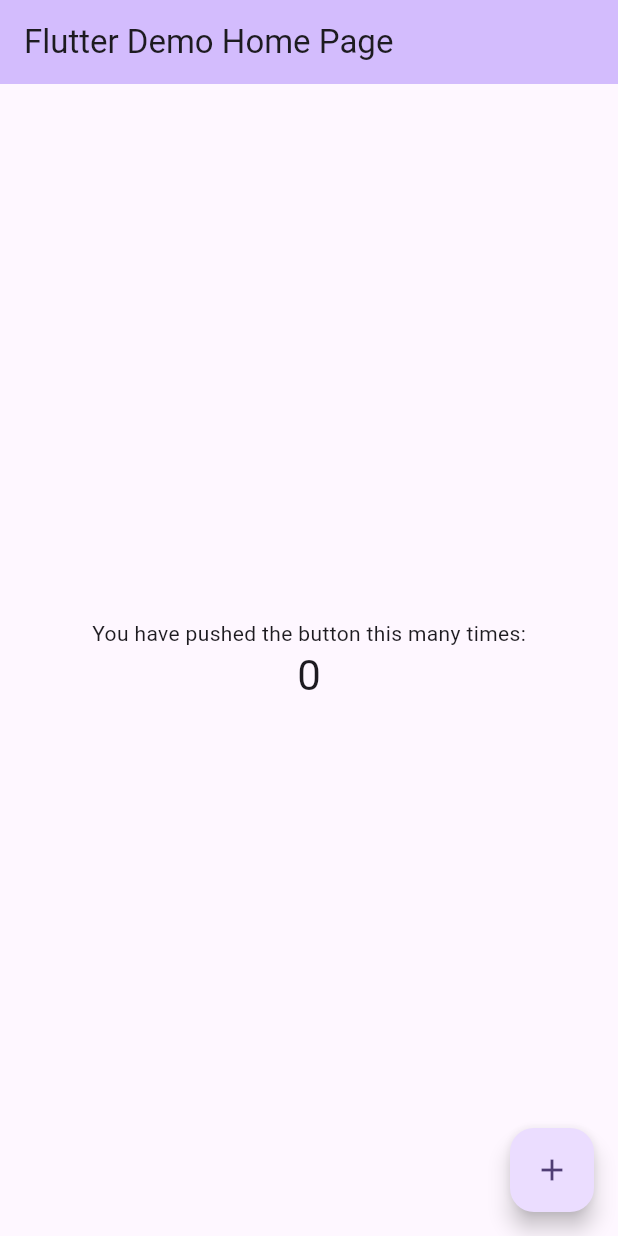
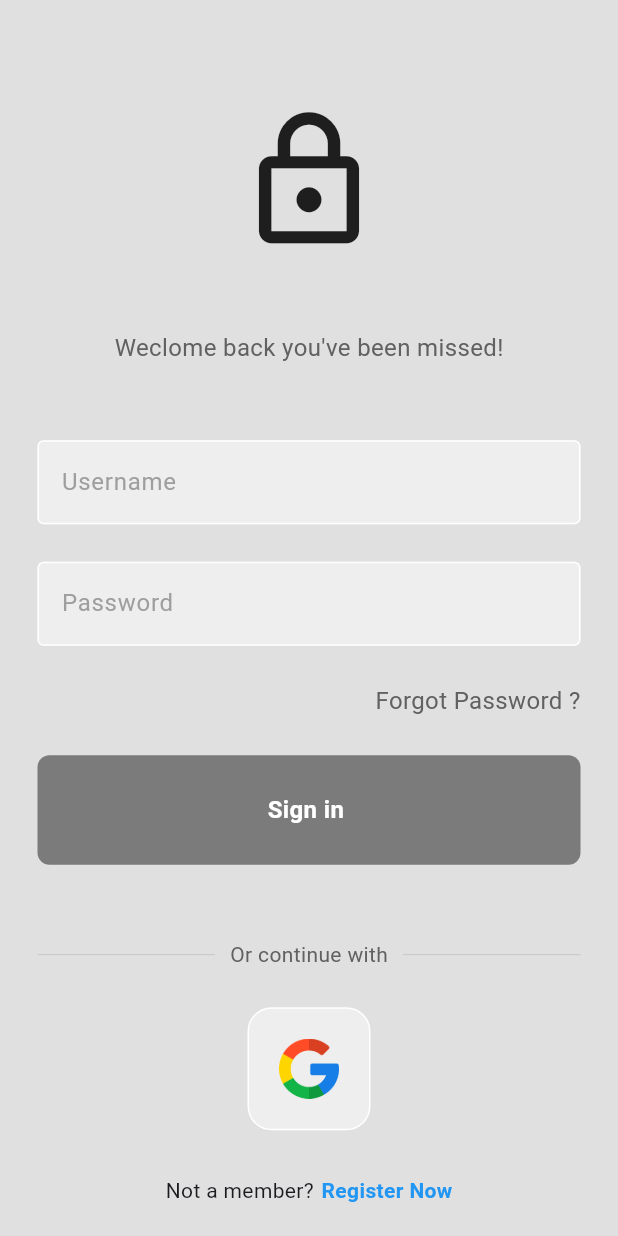
Before and after one commit to Baroucha1/Login_flutter, a Flutter app: the screen it shows after launch, on a phone screen of 412 x 824 dp. Run offline on Flutter 3.47's test engine with Material 3 defaults, Android fonts, the phone set to English and light mode, and no system bars.

Commit message:
LoginPage

```diff
--- /dev/null
+++ b/lib/components/my_button.dart
@@ -0,0 +1,22 @@
+import 'package:flutter/material.dart';
+
+class MyButton extends StatelessWidget {
+  final Function()? onTap;
+  MyButton({super.key, required this.onTap});
+
+  @override
+  Widget build(BuildContext context) {
+    return GestureDetector(
+      onTap: onTap,
+      child: Container(
+        padding: const EdgeInsets.all(25),
+        margin: const EdgeInsets.symmetric(horizontal: 25),
+        decoration: BoxDecoration(color: Colors.black45, borderRadius: BorderRadius.circular(8)),
+        child: const Center(
+          child: Text("Sign in " ,style: TextStyle(color: Colors.white, fontSize: 16,
+          fontWeight: FontWeight.bold),),
+        ),
+      ),
+    );
+  }
+}
--- /dev/null
+++ b/lib/components/my_textfield.dart
@@ -0,0 +1,37 @@
+import 'package:flutter/material.dart';
+
+class MyTextfield extends StatelessWidget {
+  final controller;
+  final String hintText;
+  final bool obscureText;
+
+  const MyTextfield({
+    super.key,
+    required this.controller,
+    required this.hintText,
+    required this.obscureText,
+  });
+
+  @override
+  Widget build(BuildContext context) {
+    return Padding(
+      padding: EdgeInsets.symmetric(horizontal: 25),
+      child: TextField(
+        controller: controller,
+        obscureText: obscureText,
+        decoration: InputDecoration(
+          enabledBorder: const OutlineInputBorder(
+            borderSide: BorderSide(color: Colors.white),
+          ),
+          focusedBorder: OutlineInputBorder(
+            borderSide: BorderSide(color: Colors.grey.shade400),
+          ),
+          fillColor: Colors.grey.shade200,
+          filled: true,
+          hintText: hintText,
+          hintStyle: TextStyle(color: Colors.grey[500])
+        ),
+      ),
+    );
+  }
+}
--- /dev/null
+++ b/lib/components/square_tile.dart
@@ -0,0 +1,18 @@
+import 'package:flutter/material.dart';
+
+class SquareTile extends StatelessWidget {
+  final String imagepath;
+  const SquareTile({super.key,required this.imagepath});
+
+  @override
+  Widget build(BuildContext context) {
+    return Container(
+      padding: EdgeInsets.all(20),
+      decoration: BoxDecoration(
+          border: Border.all(color: Colors.white),
+          borderRadius: BorderRadius.circular(16),
+          color: Colors.grey[200]),
+        child: Image.asset(imagepath,height: 40,),
+    );
+  }
+}
--- a/lib/main.dart
+++ b/lib/main.dart
@@ -1,4 +1,5 @@
 import 'package:flutter/material.dart';
+import 'package:login_app/pages/login_page.dart';
 
 void main() {
   runApp(const MyApp());
@@ -7,119 +8,11 @@ void main() {
 class MyApp extends StatelessWidget {
   const MyApp({super.key});
 
-  // This widget is the root of your application.
   @override
   Widget build(BuildContext context) {
     return MaterialApp(
-      title: 'Flutter Demo',
-      theme: ThemeData(
-        // This is the theme of your application.
-        //
-        // TRY THIS: Try running your application with "flutter run". You'll see
-        // the application has a purple toolbar. Then, without quitting the app,
-        // try changing the seedColor in the colorScheme below to Colors.green
-        // and then invoke "hot reload" (save your changes or press the "hot
-        // reload" button in a Flutter-supported IDE, or press "r" if you used
-        // the command line to start the app).
-        //
-        // Notice that the counter didn't reset back to zero; the application
-        // state is not lost during the reload. To reset the state, use hot
-        // restart instead.
-        //
-        // This works for code too, not just values: Most code changes can be
-        // tested with just a hot reload.
-        colorScheme: ColorScheme.fromSeed(seedColor: Colors.deepPurple),
-        useMaterial3: true,
-      ),
-      home: const MyHomePage(title: 'Flutter Demo Home Page'),
+      debugShowCheckedModeBanner: false,
+      home: LoginPage(),
     );
   }
 }
-
-class MyHomePage extends StatefulWidget {
-  const MyHomePage({super.key, required this.title});
-
-  // This widget is the home page of your application. It is stateful, meaning
-  // that it has a State object (defined below) that contains fields that affect
-  // how it looks.
-
-  // This class is the configuration for the state. It holds the values (in this
-  // case the title) provided by the parent (in this case the App widget) and
-  // used by the build method of the State. Fields in a Widget subclass are
-  // always marked "final".
-
-  final String title;
-
-  @override
-  State<MyHomePage> createState() => _MyHomePageState();
-}
-
-class _MyHomePageState extends State<MyHomePage> {
-  int _counter = 0;
-
-  void _incrementCounter() {
-    setState(() {
-      // This call to setState tells the Flutter framework that something has
-      // changed in this State, which causes it to rerun the build method below
-      // so that the display can reflect the updated values. If we changed
-      // _counter without calling setState(), then the build method would not be
-      // called again, and so nothing would appear to happen.
-      _counter++;
-    });
-  }
-
-  @override
-  Widget build(BuildContext context) {
-    // This method is rerun every time setState is called, for instance as done
-    // by the _incrementCounter method above.
-    //
-    // The Flutter framework has been optimized to make rerunning build methods
-    // fast, so that you can just rebuild anything that needs updating rather
-    // than having to individually change instances of widgets.
-    return Scaffold(
-      appBar: AppBar(
-        // TRY THIS: Try changing the color here to a specific color (to
-        // Colors.amber, perhaps?) and trigger a hot reload to see the AppBar
-        // change color while the other colors stay the same.
-        backgroundColor: Theme.of(context).colorScheme.inversePrimary,
-        // Here we take the value from the MyHomePage object that was created by
-        // the App.build method, and use it to set our appbar title.
-        title: Text(widget.title),
-      ),
-      body: Center(
-        // Center is a layout widget. It takes a single child and positions it
-        // in the middle of the parent.
-        child: Column(
-          // Column is also a layout widget. It takes a list of children and
-          // arranges them vertically. By default, it sizes itself to fit its
-          // children horizontally, and tries to be as tall as its parent.
-          //
-          // Column has various properties to control how it sizes itself and
-          // how it positions its children. Here we use mainAxisAlignment to
-          // center the children vertically; the main axis here is the vertical
-          // axis because Columns are vertical (the cross axis would be
-          // horizontal).
-          //
-          // TRY THIS: Invoke "debug painting" (choose the "Toggle Debug Paint"
-          // action in the IDE, or press "p" in the console), to see the
-          // wireframe for each widget.
-          mainAxisAlignment: MainAxisAlignment.center,
-          children: <Widget>[
-            const Text(
-              'You have pushed the button this many times:',
-            ),
-            Text(
-              '$_counter',
-              style: Theme.of(context).textTheme.headlineMedium,
-            ),
-          ],
-        ),
-      ),
-      floatingActionButton: FloatingActionButton(
-        onPressed: _incrementCounter,
-        tooltip: 'Increment',
-        child: const Icon(Icons.add),
-      ), // This trailing comma makes auto-formatting nicer for build methods.
-    );
-  }
-}
--- /dev/null
+++ b/lib/pages/login_page.dart
@@ -0,0 +1,117 @@
+import 'package:flutter/material.dart';
+import 'package:login_app/components/my_button.dart';
+import 'package:login_app/components/my_textfield.dart';
+import 'package:login_app/components/square_tile.dart';
+
+class LoginPage extends StatelessWidget {
+  LoginPage({super.key});
+
+  // text editing controllers
+  final usernameController = TextEditingController();
+  final passwordController = TextEditingController();
+
+  // sign user in method
+  void signUserIn(){}
+  @override
+  Widget build(BuildContext context) {
+    return Scaffold(
+      backgroundColor: Colors.grey[300],
+      body: SafeArea(
+        child: Center(
+          child: Column(
+            mainAxisAlignment: MainAxisAlignment.center,
+            children: [
+
+              const SizedBox(height: 50,),
+              // logo
+              const Icon(Icons.lock_outlined, size: 100,),
+              const SizedBox(height: 50,),
+
+              // welcome back , you've been missed !
+              Text('Weclome back you\'ve been missed!',
+              style: TextStyle(
+                color: Colors.grey[700],
+                fontSize: 16,
+              ),
+              ),
+              const SizedBox(height: 50,),
+
+              // username textfield
+              MyTextfield(controller: usernameController,hintText: 'Username',obscureText: false,),
+
+              const SizedBox(height: 25,),
+              // password textfield
+              MyTextfield(controller: passwordController, hintText: 'Password',obscureText: true,),
+              const SizedBox(height: 25,),
+              // forgot password ?
+              Padding(
+                padding: const EdgeInsets.symmetric(horizontal: 25),
+                child: Row(
+                  mainAxisAlignment: MainAxisAlignment.end,
+                  children: [
+                    Text('Forgot Password ?',
+                  style: TextStyle(
+                    color: Colors.grey[700],
+                    fontSize: 16,
+                  ),
+                   ),]
+                ),
+              ),
+
+              const SizedBox(height: 25,),
+
+              // sign in button
+              MyButton(onTap: signUserIn,),
+              // or continue with
+              const SizedBox(height: 50,),
+              Padding(
+                padding: EdgeInsets.symmetric(horizontal: 25),
+                child: Row(
+                  children: [
+                    Expanded(
+                        child:
+                        Divider(
+                          thickness: 0.5,
+                          color: Colors.grey[400],
+                        )
+                    ),
+                    Padding(
+                        padding: EdgeInsets.symmetric(horizontal: 10),
+                        child: Text('Or continue with', style: TextStyle(color: Colors.grey[700]),)),
+                    Expanded(
+                        child:
+                        Divider(
+                          thickness: 0.5,
+                          color: Colors.grey[400],
+                        )
+                    ),]
+                ),
+              ),
+
+              const SizedBox(height: 25,),
+
+              // google sign in button
+              Row(
+                mainAxisAlignment: MainAxisAlignment.center,
+                children: [
+                SquareTile(imagepath: 'lib/images/google.png')
+              ],),
+
+              const SizedBox(height: 30,),
+              // not a member ? register now
+              Row(
+                mainAxisAlignment: MainAxisAlignment.center,
+                children: [
+                  Text('Not a member?'),
+                  const SizedBox(width: 5,),
+                  Text('Register Now',style: TextStyle(color: Colors.blue, fontWeight: FontWeight.bold),),
+                ],
+              )
+              ]
+
+          ),
+        ),
+      ),
+    );
+  }
+}
--- a/pubspec.yaml
+++ b/pubspec.yaml
@@ -59,8 +59,8 @@ flutter:
   uses-material-design: true
 
   # To add assets to your application, add an assets section, like this:
-  # assets:
-  #   - images/a_dot_burr.jpeg
+  assets:
+     - lib/images/
   #   - images/a_dot_ham.jpeg
 
   # An image asset can refer to one or more resolution-specific "variants", see
```
Also changed, not shown: lib/images/google.png (added).
